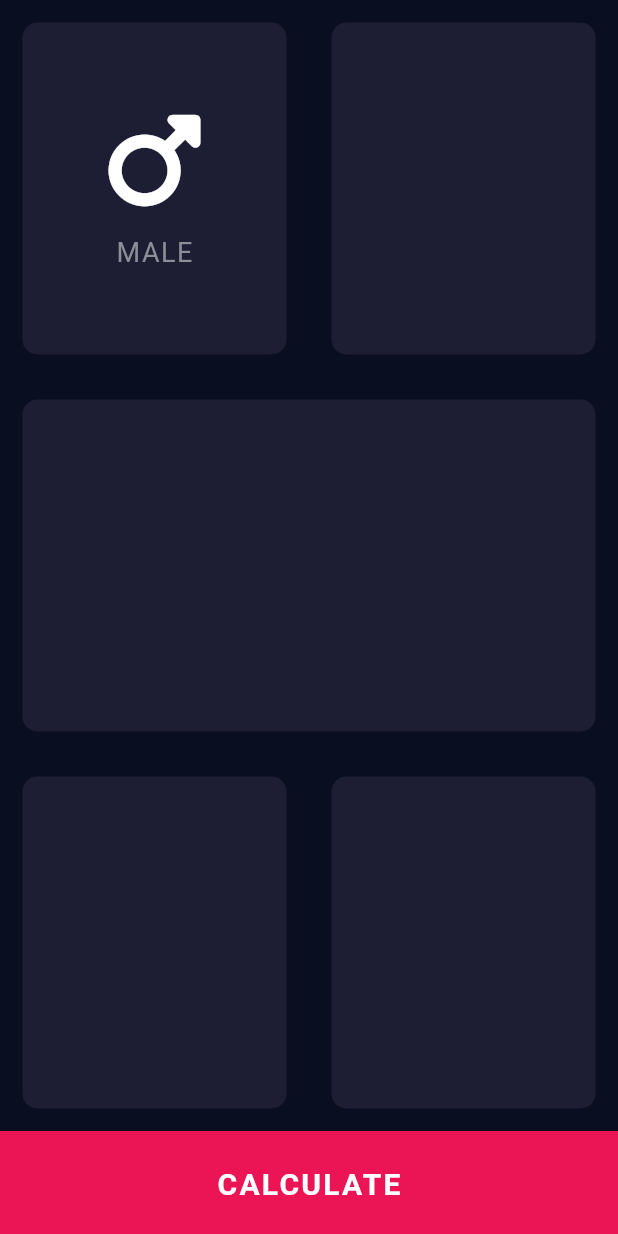
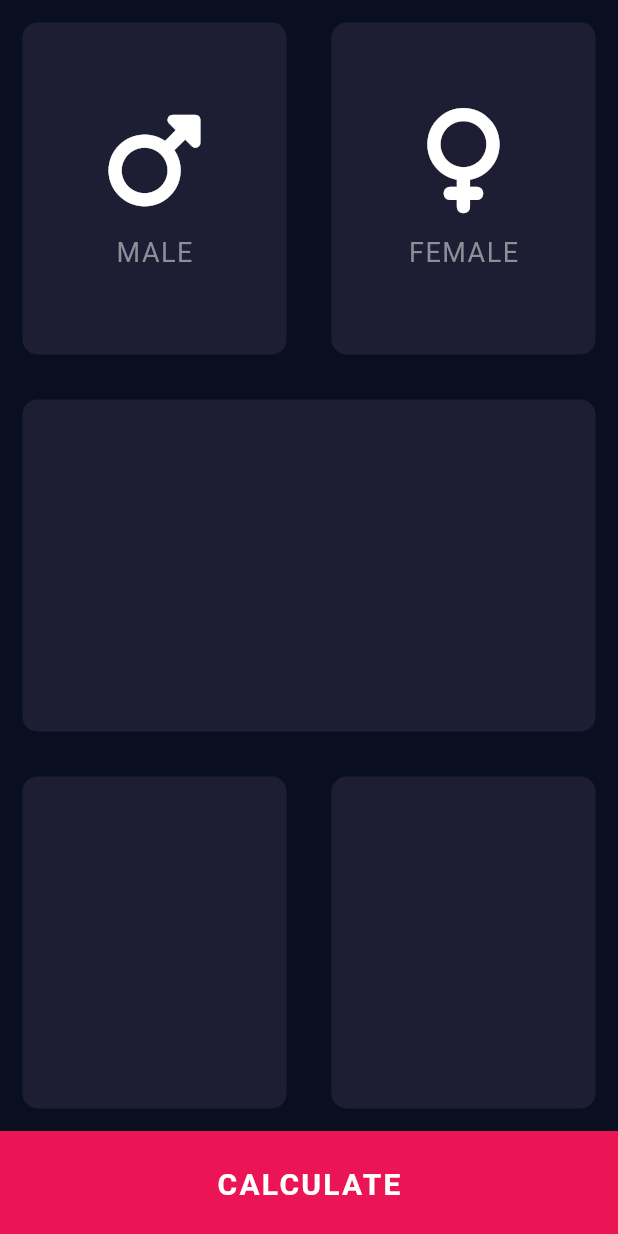
Before and after one commit to DrAmanBudhiraja/bmi_calculator, a Flutter app: the screen it shows after launch, on a phone screen of 412 x 824 dp. Run offline on Flutter 3.47's test engine with Material 2 defaults, Android fonts, the phone set to English and light mode, and no system bars; our stand-ins replace font_awesome_flutter.

```diff
--- /dev/null
+++ b/lib/grey_card.dart
@@ -0,0 +1,21 @@
+import 'package:flutter/material.dart';
+
+class GreyCard extends StatelessWidget {
+  const GreyCard({Key? key, required this.color, this.cardChild})
+      : super(key: key);
+
+  final Color color;
+  final Widget? cardChild;
+
+  @override
+  Widget build(BuildContext context) {
+    return Container(
+      margin: const EdgeInsets.all(15.0),
+      decoration: BoxDecoration(
+        borderRadius: BorderRadius.circular(10.0),
+        color: color,
+      ),
+      child: cardChild,
+    );
+  }
+}
--- /dev/null
+++ b/lib/icon_content.dart
@@ -0,0 +1,40 @@
+import 'package:flutter/material.dart';
+import 'package:font_awesome_flutter/font_awesome_flutter.dart';
+
+const fontColor = Color(0xFF8D8E98);
+const sizedBoxHeight = 15.0;
+const fontSize = 18.0;
+const letterSpacing = 1.0;
+const iconSize = 70.0;
+
+class IconContent extends StatelessWidget {
+  const IconContent({Key? key, required this.icon, required this.label})
+      : super(key: key);
+
+  final IconData icon;
+  final String label;
+
+  @override
+  Widget build(BuildContext context) {
+    return Column(
+      mainAxisAlignment: MainAxisAlignment.center,
+      children: [
+        FaIcon(
+          icon,
+          size: iconSize,
+        ),
+        const SizedBox(
+          height: sizedBoxHeight,
+        ),
+        Text(
+          label,
+          style: const TextStyle(
+            color: fontColor,
+            fontSize: fontSize,
+            letterSpacing: letterSpacing,
+          ),
+        ),
+      ],
+    );
+  }
+}
--- a/lib/input_page.dart
+++ b/lib/input_page.dart
@@ -1,10 +1,11 @@
 import 'package:flutter/material.dart';
+import 'grey_card.dart';
+import 'icon_content.dart';
 import 'package:font_awesome_flutter/font_awesome_flutter.dart';
 
 const bottomPinkButtonHeight = 70.0;
 const colorDarkGrey = Color(0xFF1D1E33);
 const bottomPinkButton = Color(0xFFEB1555);
-const fontColor = Color(0xFF8D8E98);
 
 class InputPage extends StatefulWidget {
   const InputPage({Key? key}) : super(key: key);
@@ -25,14 +26,20 @@ class _InputPageState extends State<InputPage> {
                 children: const [
                   Expanded(
                     child: GreyCard(
-                      cardChild: IconContent(),
+                      cardChild: IconContent(
+                        icon: FontAwesomeIcons.mars,
+                        label: 'MALE',
+                      ),
                       color: colorDarkGrey,
                     ),
                   ),
                   Expanded(
-                      child: GreyCard(
-                    color: colorDarkGrey,
-                  )),
+                    child: GreyCard(
+                      cardChild: IconContent(
+                          icon: FontAwesomeIcons.venus, label: 'FEMALE'),
+                      color: colorDarkGrey,
+                    ),
+                  ),
                 ],
               ),
             ),
@@ -76,53 +83,3 @@ class _InputPageState extends State<InputPage> {
     );
   }
 }
-
-class IconContent extends StatelessWidget {
-  const IconContent({
-    Key? key,
-  }) : super(key: key);
-
-  @override
-  Widget build(BuildContext context) {
-    return Column(
-      mainAxisAlignment: MainAxisAlignment.center,
-      children: const [
-        FaIcon(
-          FontAwesomeIcons.mars,
-          size: 70.0,
-        ),
-        SizedBox(
-          height: 15.0,
-        ),
-        Text(
-          'MALE',
-          style: TextStyle(
-            color: fontColor,
-            fontSize: 18,
-            letterSpacing: 1.0,
-          ),
-        ),
-      ],
-    );
-  }
-}
-
-class GreyCard extends StatelessWidget {
-  const GreyCard({Key? key, required this.color, this.cardChild})
-      : super(key: key);
-
-  final Color color;
-  final Widget? cardChild;
-
-  @override
-  Widget build(BuildContext context) {
-    return Container(
-      margin: const EdgeInsets.all(15.0),
-      decoration: BoxDecoration(
-        borderRadius: BorderRadius.circular(10.0),
-        color: color,
-      ),
-      child: cardChild,
-    );
-  }
-}
```
